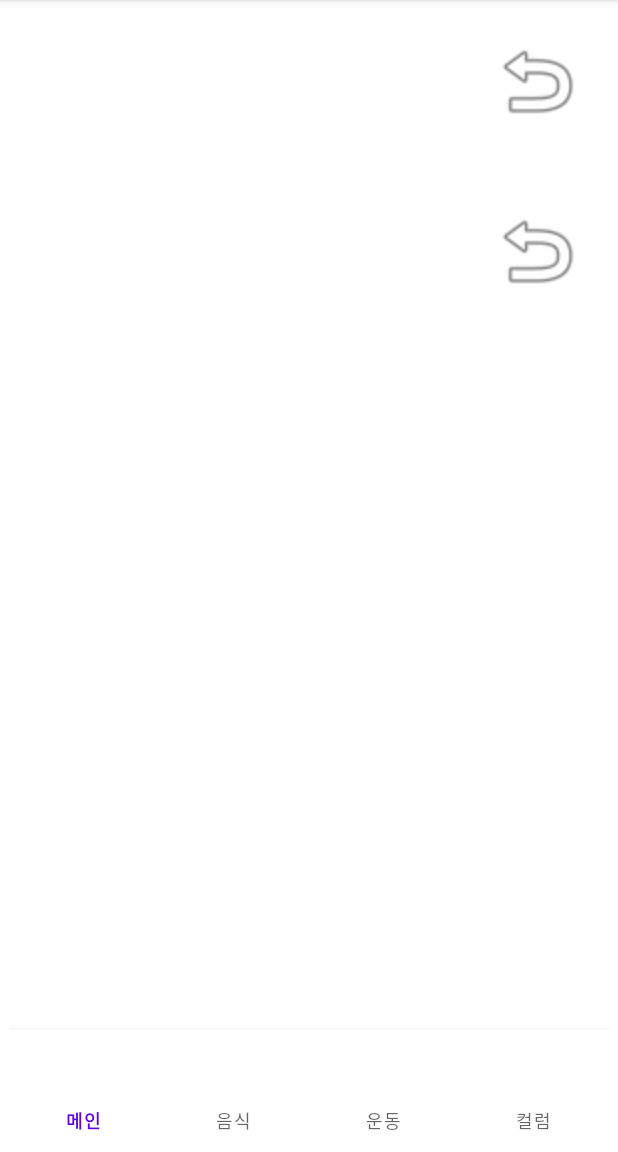
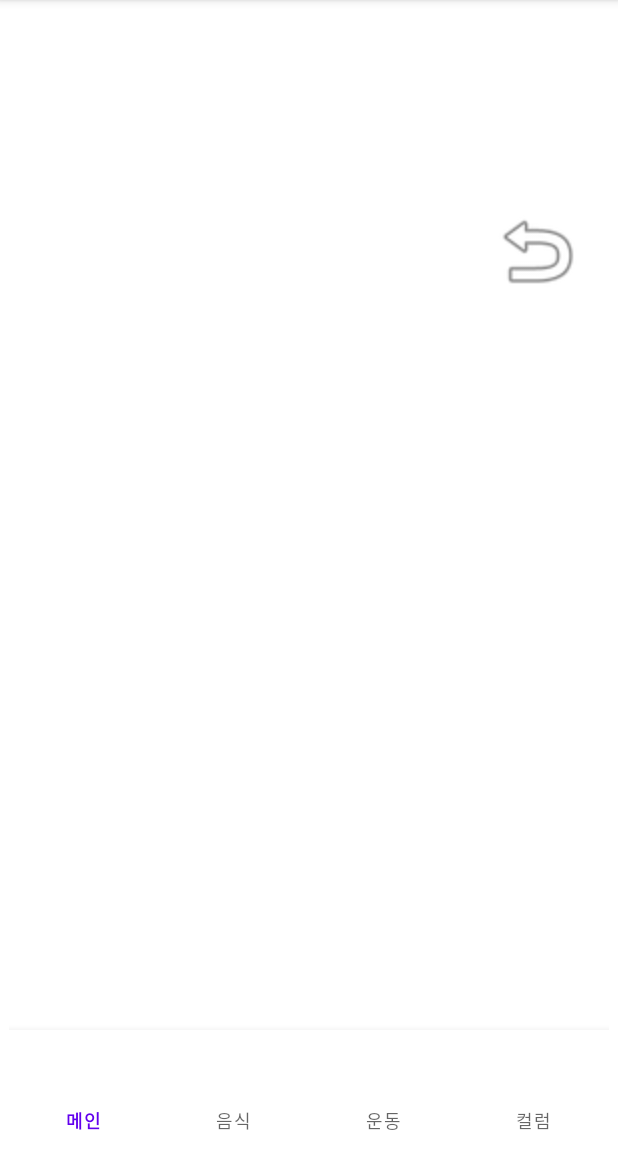
Before and after one commit to KimJunHo15/ray_android_project, an Android app: the InfoActivity screen opened directly, with no data from a screen before it, on a phone screen of 412 x 824 dp, the part 84-1236 px from its top. Run offline under Robolectric (Android 15) with nearby library versions, the phone set to English and light mode, and no system bars.

Commit message:
인포 액티비티 리턴버튼 수정

```diff
--- a/app/src/main/java/com/example/git_test/InfoActivity.java
+++ b/app/src/main/java/com/example/git_test/InfoActivity.java
@@ -16,7 +16,7 @@ import com.google.android.material.navigation.NavigationBarView;
 public class InfoActivity extends AppCompatActivity {
 
     BottomNavigationView bnv;
-    ImageView img_return_i;
+    //ImageView img_return_i;
     ConstraintLayout cl_info;
     boolean click_info;
 
@@ -27,7 +27,7 @@ public class InfoActivity extends AppCompatActivity {
         setContentView(R.layout.activity_info);
 
         bnv = findViewById(R.id.bnv);
-        img_return_i = findViewById(R.id.img_return_i);
+        //img_return_i = findViewById(R.id.img_return_i);
         cl_info = findViewById(R.id.cl_info);
         getSupportFragmentManager().beginTransaction().replace(R.id.fl, new MainFragment()).commit();
 
--- a/app/src/main/res/layout/activity_info.xml
+++ b/app/src/main/res/layout/activity_info.xml
@@ -28,16 +28,6 @@
         app:layout_constraintTop_toTopOf="@+id/guideline2"
         app:menu="@menu/select" />
 
-    <ImageView
-        android:id="@+id/img_return_i"
-        android:layout_width="64dp"
-        android:layout_height="64dp"
-        android:layout_marginTop="16dp"
-        android:layout_marginEnd="16dp"
-        app:layout_constraintEnd_toEndOf="parent"
-        app:layout_constraintTop_toTopOf="parent"
-        app:srcCompat="@android:drawable/ic_menu_revert" />
-
     <androidx.constraintlayout.widget.Guideline
         android:id="@+id/guideline7"
         android:layout_width="wrap_content"
```
